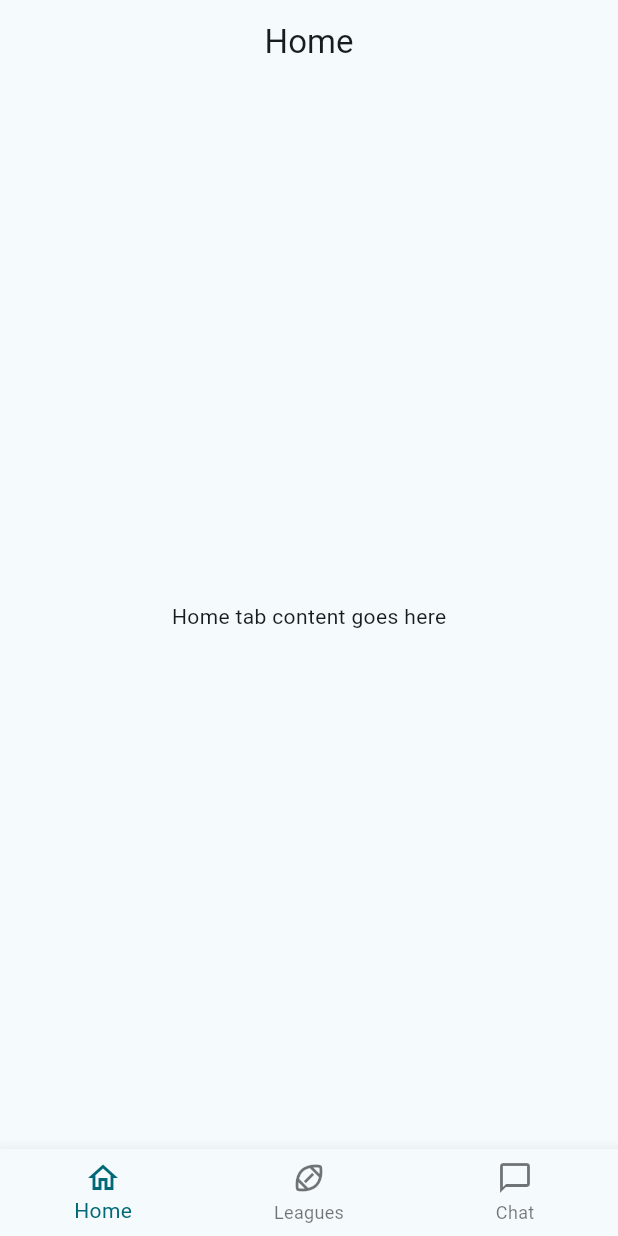
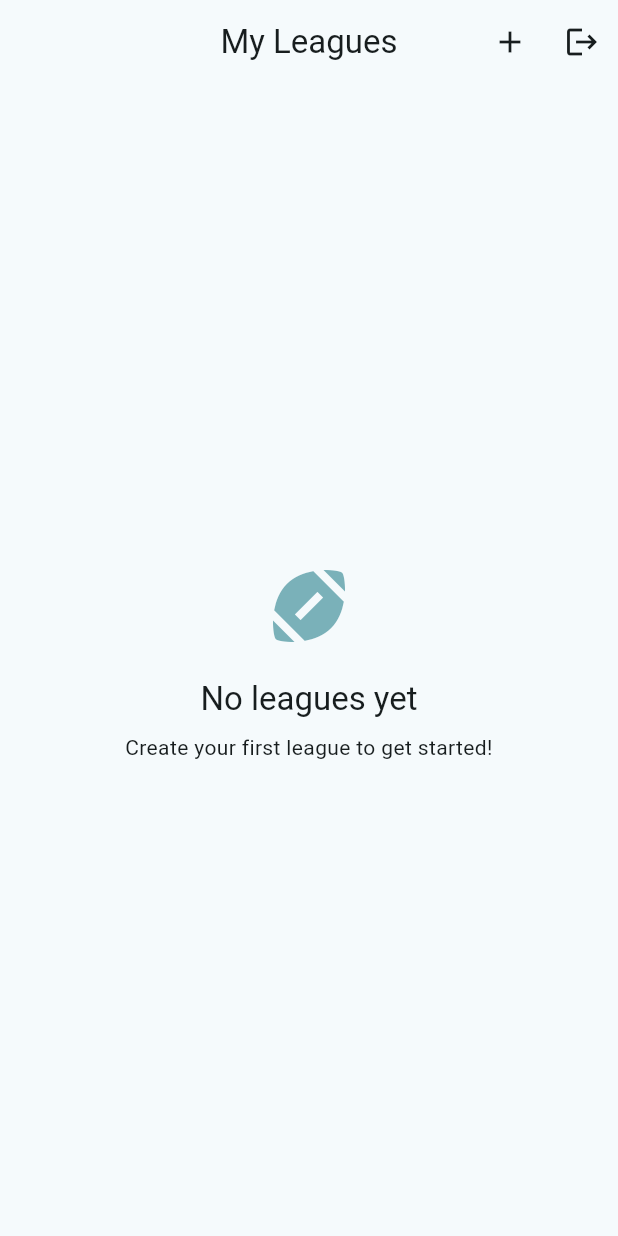
Before and after one commit to jkap86/ht-frontend, a Flutter app: the HomeScreen screen opened by its route, on a phone screen of 412 x 824 dp. Run offline on Flutter 3.47's test engine with Material 3 defaults, Android fonts, the phone set to English and light mode, and no system bars; our stand-ins replace flutter_riverpod, flutter_secure_storage, go_router, shared_preferences, socket_io_client; accounts and stored records are empty.

Commit message:
Fix: Restore original home screen with leagues list
- Restore home_screen.dart to show leagues list view
- Remove collapsible DM chat widget from home (requires active conversation)
- Keep league card display with status badges and team counts
- Maintain Add League and Logout actions in app bar

```diff
--- a/lib/features/home/presentation/home_screen.dart
+++ b/lib/features/home/presentation/home_screen.dart
@@ -1,123 +1,251 @@
 import 'package:flutter/material.dart';
 import 'package:flutter_riverpod/flutter_riverpod.dart';
+import 'package:go_router/go_router.dart';
 
-import '../../leagues/presentation/widgets/collapsible_chat_widget.dart';
-import 'widgets/collapsible_dm_chat_widget.dart';
+import '../../auth/application/auth_notifier.dart';
+import '../../leagues/application/leagues_provider.dart';
+import '../../leagues/domain/league.dart';
+import 'widgets/add_league_modal_new.dart';
 
-/// HomeScreen
-///
-/// This is a template that:
-/// - Shows your main home content
-/// - Optionally overlays:
-///    - a collapsible league chat widget (bottom-right)
-///    - a collapsible DM chat widget (above it)
-///
-/// You need to:
-/// 1) Plug in your real `activeLeagueId` / `activeLeagueName`
-/// 2) Plug in your real `activeConversationId` / `otherUserId` / `otherUsername`
-/// where marked with TODO comments.
-class HomeScreen extends ConsumerStatefulWidget {
+class HomeScreen extends ConsumerWidget {
   const HomeScreen({super.key});
 
   @override
-  ConsumerState<HomeScreen> createState() => _HomeScreenState();
-}
-
-class _HomeScreenState extends ConsumerState<HomeScreen> {
-  int _currentIndex = 0;
-
-  @override
-  Widget build(BuildContext context) {
-    // TODO: wire these from your actual state (providers, notifiers, etc.)
-    // For now they're null so the chat widgets simply don't render until you hook them up.
-    const int? activeLeagueId = null;
-    const String? activeLeagueName = null;
-
-    const String? activeConversationId = null;
-    const String? activeOtherUserId = null;
-    const String? activeOtherUsername = null;
+  Widget build(BuildContext context, WidgetRef ref) {
+    final leaguesAsync = ref.watch(myLeaguesProvider);
+    final authState = ref.watch(authProvider);
 
     return Scaffold(
       appBar: AppBar(
-        title: const Text('Home'),
+        title: Text(authState.user?.username ?? 'My Leagues'),
+        actions: [
+          IconButton(
+            tooltip: 'Add League',
+            icon: const Icon(Icons.add),
+            onPressed: () {
+              showDialog(
+                context: context,
+                builder: (context) => const AddLeagueModal(),
+              );
+            },
           ),
-      body: Stack(
-        children: [
-          // MAIN CONTENT (replace with your existing home layout)
-          Positioned.fill(
-            child: _buildMainContent(context),
-          ),
-
-          // Collapsible League Chat (bottom-right)
-          if (activeLeagueId != null)
-            Positioned(
-              right: 16,
-              bottom: 16,
-              child: CollapsibleChatWidget(
-                leagueId: activeLeagueId,
-                leagueName: activeLeagueName,
-                startExpanded: false,
-              ),
-            ),
-
-          // Collapsible DM Chat (stacked above league chat)
-          if (activeConversationId != null && activeOtherUserId != null)
-            Positioned(
-              right: 16,
-              bottom: activeLeagueId != null
-                  ? 16 + 300
-                  : 16, // shift up if league chat present
-              child: CollapsibleDmChatWidget(
-                conversationId: activeConversationId,
-                otherUserId: activeOtherUserId,
-                otherUsername: activeOtherUsername,
-                startExpanded: false,
-              ),
+          IconButton(
+            tooltip: 'Log out',
+            icon: const Icon(Icons.logout),
+            onPressed: () {
+              ref.read(authProvider.notifier).logout();
+            },
           ),
         ],
       ),
-      bottomNavigationBar: BottomNavigationBar(
-        currentIndex: _currentIndex,
-        onTap: (index) {
-          setState(() {
-            _currentIndex = index;
-          });
-          // TODO: if you have real tabs/routes, wire navigation here.
+      body: leaguesAsync.when(
+        loading: () => const Center(child: CircularProgressIndicator()),
+        error: (error, stack) => Center(
+          child: Column(
+            mainAxisSize: MainAxisSize.min,
+            children: [
+              const Icon(Icons.error_outline, size: 48, color: Colors.red),
+              const SizedBox(height: 16),
+              Text(
+                'Error loading leagues',
+                style: Theme.of(context).textTheme.titleMedium,
+              ),
+              const SizedBox(height: 8),
+              Text(
+                error.toString(),
+                style: Theme.of(context).textTheme.bodySmall,
+                textAlign: TextAlign.center,
+              ),
+              const SizedBox(height: 16),
+              FilledButton.icon(
+                onPressed: () {
+                  ref.read(myLeaguesProvider.notifier).refresh();
                 },
-        items: const [
-          BottomNavigationBarItem(
-            icon: Icon(Icons.home_outlined),
-            label: 'Home',
+                icon: const Icon(Icons.refresh),
+                label: const Text('Retry'),
               ),
-          BottomNavigationBarItem(
-            icon: Icon(Icons.sports_football_outlined),
-            label: 'Leagues',
+            ],
           ),
-          BottomNavigationBarItem(
-            icon: Icon(Icons.chat_bubble_outline),
-            label: 'Chat',
+        ),
+        data: (leagues) {
+          if (leagues.isEmpty) {
+            return Center(
+              child: Column(
+                mainAxisSize: MainAxisSize.min,
+                children: [
+                  Icon(
+                    Icons.sports_football,
+                    size: 64,
+                    color: Theme.of(context).colorScheme.primary.withValues(alpha: 0.5),
+                  ),
+                  const SizedBox(height: 16),
+                  Text(
+                    'No leagues yet',
+                    style: Theme.of(context).textTheme.titleLarge,
+                  ),
+                  const SizedBox(height: 8),
+                  Text(
+                    'Create your first league to get started!',
+                    style: Theme.of(context).textTheme.bodyMedium,
+                    textAlign: TextAlign.center,
                   ),
                 ],
               ),
             );
           }
 
-  /// Replace this with your actual home body widget tree.
-  ///
-  /// Right now it's a simple placeholder that changes per tab index.
-  Widget _buildMainContent(BuildContext context) {
-    switch (_currentIndex) {
-      case 0:
-        // TODO: insert your real "home" content here.
-        return const Center(child: Text('Home tab content goes here'));
-      case 1:
-        // TODO: replace with your leagues view.
-        return const Center(child: Text('Leagues tab content goes here'));
-      case 2:
-        // TODO: replace with your chat/DM hub view.
-        return const Center(child: Text('Chat tab content goes here'));
-      default:
-        return const SizedBox.shrink();
+          return RefreshIndicator(
+            onRefresh: () => ref.read(myLeaguesProvider.notifier).refresh(),
+            child: ListView.builder(
+              padding: const EdgeInsets.all(16),
+              itemCount: leagues.length,
+              itemBuilder: (context, index) {
+                final league = leagues[index];
+                return _LeagueCard(league: league);
+              },
+            ),
+          );
+        },
+      ),
+    );
   }
 }
+
+class _LeagueCard extends StatelessWidget {
+  final League league;
+
+  const _LeagueCard({required this.league});
+
+  @override
+  Widget build(BuildContext context) {
+    final theme = Theme.of(context);
+
+    // Status badge color
+    Color statusColor;
+    switch (league.status) {
+      case 'pre_draft':
+        statusColor = Colors.orange;
+        break;
+      case 'drafting':
+        statusColor = Colors.blue;
+        break;
+      case 'in_progress':
+        statusColor = Colors.green;
+        break;
+      case 'completed':
+        statusColor = Colors.grey;
+        break;
+      default:
+        statusColor = Colors.grey;
     }
+
+    return Card(
+      margin: const EdgeInsets.only(bottom: 12),
+      child: InkWell(
+        onTap: () {
+          context.go('/league/${league.id}');
+        },
+        borderRadius: BorderRadius.circular(12),
+        child: Padding(
+          padding: const EdgeInsets.all(16),
+          child: Column(
+            crossAxisAlignment: CrossAxisAlignment.start,
+            children: [
+              Row(
+                children: [
+                  Expanded(
+                    child: Row(
+                      children: [
+                        Expanded(
+                          child: Text(
+                            league.name,
+                            style: theme.textTheme.titleLarge?.copyWith(
+                              fontWeight: FontWeight.bold,
+                            ),
+                          ),
+                        ),
+                        if (league.isCommissioner) ...[
+                          const SizedBox(width: 8),
+                          Tooltip(
+                            message: 'You are the commissioner',
+                            child: Container(
+                              padding: const EdgeInsets.all(6),
+                              decoration: BoxDecoration(
+                                color: theme.colorScheme.primary.withValues(alpha: 0.2),
+                                borderRadius: BorderRadius.circular(8),
+                                border: Border.all(
+                                  color: theme.colorScheme.primary,
+                                  width: 1.5,
+                                ),
+                              ),
+                              child: Text(
+                                'C',
+                                style: theme.textTheme.labelMedium?.copyWith(
+                                  color: theme.colorScheme.primary,
+                                  fontWeight: FontWeight.bold,
+                                ),
+                              ),
+                            ),
+                          ),
+                        ],
+                      ],
+                    ),
+                  ),
+                  const SizedBox(width: 8),
+                  Container(
+                    padding: const EdgeInsets.symmetric(
+                      horizontal: 12,
+                      vertical: 6,
+                    ),
+                    decoration: BoxDecoration(
+                      color: statusColor.withValues(alpha: 0.2),
+                      borderRadius: BorderRadius.circular(12),
+                      border: Border.all(color: statusColor, width: 1),
+                    ),
+                    child: Text(
+                      league.status.toUpperCase(),
+                      style: theme.textTheme.labelSmall?.copyWith(
+                        color: statusColor,
+                        fontWeight: FontWeight.bold,
+                      ),
+                    ),
+                  ),
+                ],
+              ),
+              const SizedBox(height: 8),
+              Row(
+                children: [
+                  Icon(
+                    Icons.calendar_today,
+                    size: 16,
+                    color: theme.colorScheme.onSurfaceVariant,
+                  ),
+                  const SizedBox(width: 4),
+                  Text(
+                    'Season ${league.season}',
+                    style: theme.textTheme.bodyMedium?.copyWith(
+                      color: theme.colorScheme.onSurfaceVariant,
+                    ),
+                  ),
+                  const SizedBox(width: 16),
+                  Icon(
+                    Icons.people,
+                    size: 16,
+                    color: theme.colorScheme.onSurfaceVariant,
+                  ),
+                  const SizedBox(width: 4),
+                  Text(
+                    '${league.totalRosters} teams',
+                    style: theme.textTheme.bodyMedium?.copyWith(
+                      color: theme.colorScheme.onSurfaceVariant,
+                    ),
+                  ),
+                ],
+              ),
+            ],
+          ),
+        ),
+      ),
+    );
+  }
+}
```
Lines whose indentation alone changed are shown as unchanged.
